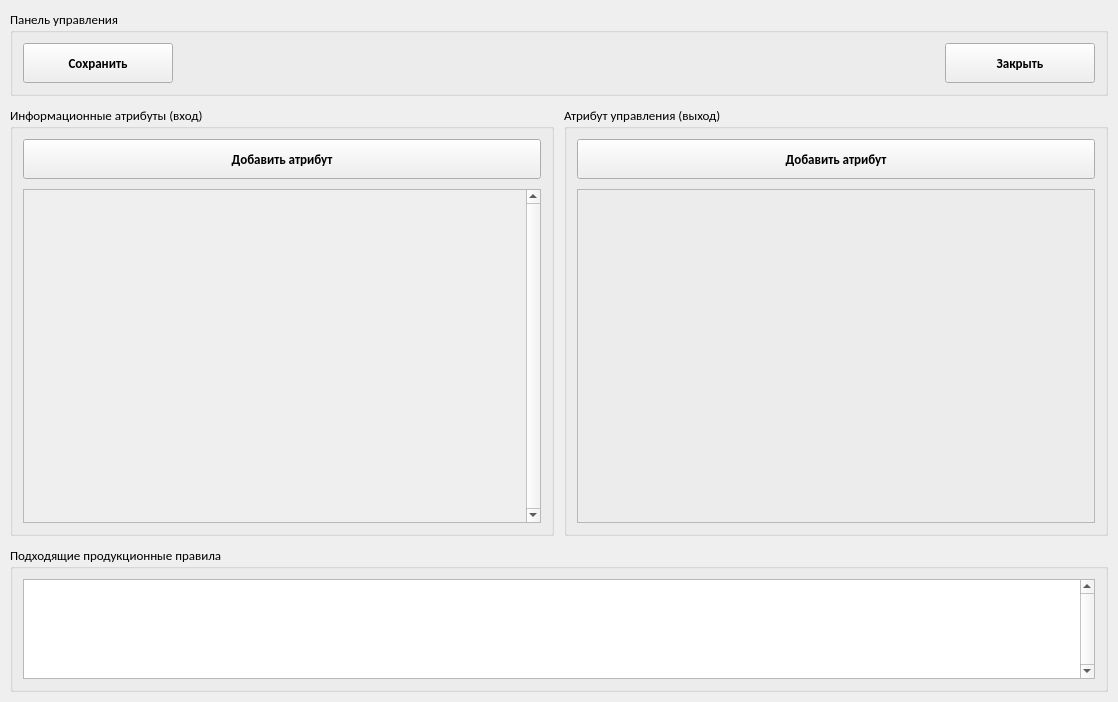
Before: the Qt Designer form ui/controller_window.ui in WeeIIer/knowledge_representation-lab_2, drawn with Qt 5.
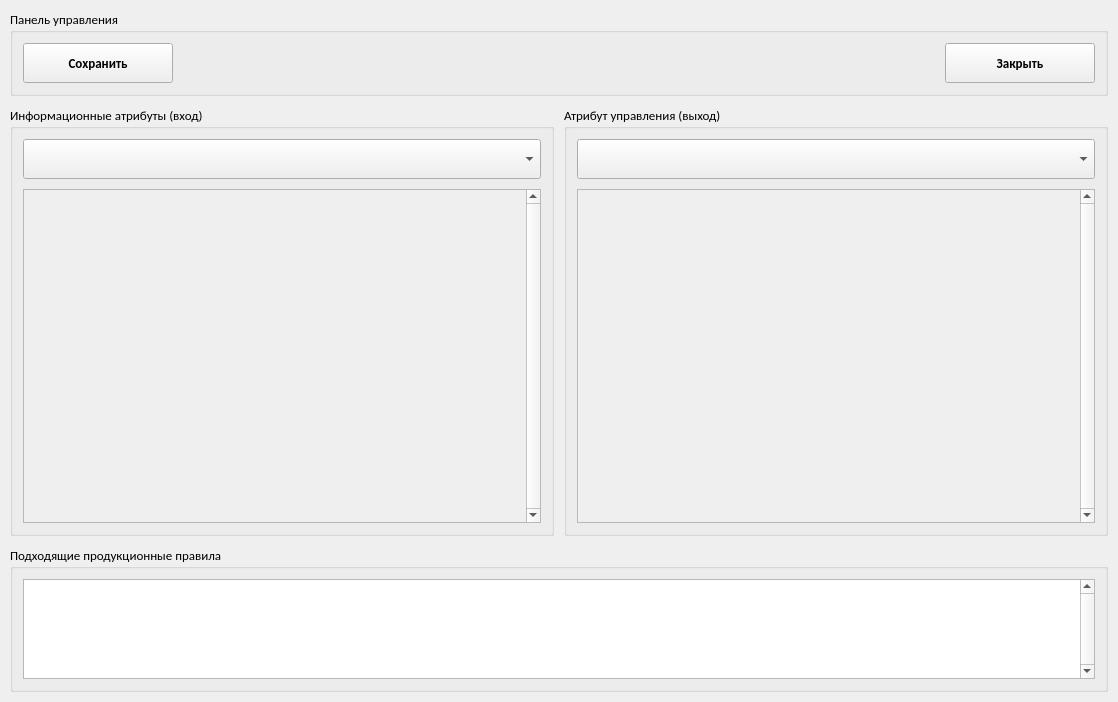
After: the same form once the commit is applied.

Commit message: feat: Создать классы для работы с атрибутами НР в интерфейсе

Patch:
```diff
--- a/ui/controller_window.ui
+++ b/ui/controller_window.ui
@@ -203,37 +203,16 @@
          <number>10</number>
         </property>
         <item>
-         <widget class="QPushButton" name="button_add_attribute">
-          <property name="sizePolicy">
-           <sizepolicy hsizetype="Minimum" vsizetype="Fixed">
-            <horstretch>0</horstretch>
-            <verstretch>0</verstretch>
-           </sizepolicy>
-          </property>
+         <widget class="QComboBox" name="combo_add_attribute">
           <property name="minimumSize">
            <size>
-            <width>150</width>
+            <width>0</width>
             <height>40</height>
            </size>
           </property>
-          <property name="font">
-           <font>
-            <weight>75</weight>
-            <bold>true</bold>
-           </font>
-          </property>
           <property name="cursor">
            <cursorShape>PointingHandCursor</cursorShape>
           </property>
-          <property name="text">
-           <string>Добавить атрибут</string>
-          </property>
-          <property name="iconSize">
-           <size>
-            <width>24</width>
-            <height>24</height>
-           </size>
-          </property>
          </widget>
         </item>
         <item>
@@ -329,6 +308,9 @@
               <property name="orientation">
                <enum>Qt::Vertical</enum>
               </property>
+              <property name="sizeType">
+               <enum>QSizePolicy::Expanding</enum>
+              </property>
               <property name="sizeHint" stdset="0">
                <size>
                 <width>20</width>
@@ -372,54 +354,72 @@
          <number>10</number>
         </property>
         <item>
-         <widget class="QPushButton" name="button_add_output_attribute">
-          <property name="sizePolicy">
-           <sizepolicy hsizetype="Minimum" vsizetype="Fixed">
-            <horstretch>0</horstretch>
-            <verstretch>0</verstretch>
-           </sizepolicy>
-          </property>
+         <widget class="QComboBox" name="combo_add_output_attribute">
           <property name="minimumSize">
            <size>
-            <width>150</width>
+            <width>0</width>
             <height>40</height>
            </size>
           </property>
-          <property name="font">
-           <font>
-            <weight>75</weight>
-            <bold>true</bold>
-           </font>
-          </property>
           <property name="cursor">
            <cursorShape>PointingHandCursor</cursorShape>
           </property>
-          <property name="text">
-           <string>Добавить атрибут</string>
-          </property>
-          <property name="iconSize">
-           <size>
-            <width>24</width>
-            <height>24</height>
-           </size>
-          </property>
          </widget>
         </item>
         <item>
-         <widget class="QFrame" name="frame">
-          <property name="sizePolicy">
-           <sizepolicy hsizetype="Expanding" vsizetype="Expanding">
-            <horstretch>0</horstretch>
-            <verstretch>0</verstretch>
-           </sizepolicy>
+         <widget class="QScrollArea" name="scroll_output_attribute">
+          <property name="minimumSize">
+           <size>
+            <width>0</width>
+            <height>0</height>
+           </size>
+          </property>
+          <property name="maximumSize">
+           <size>
+            <width>16777215</width>
+            <height>16777215</height>
+           </size>
+          </property>
+          <property name="font">
+           <font>
+            <family>Calibri</family>
+            <pointsize>10</pointsize>
+           </font>
+          </property>
+          <property name="layoutDirection">
+           <enum>Qt::LeftToRight</enum>
+          </property>
+          <property name="styleSheet">
+           <string notr="true"/>
           </property>
           <property name="frameShape">
            <enum>QFrame::StyledPanel</enum>
           </property>
-          <property name="frameShadow">
-           <enum>QFrame::Sunken</enum>
+          <property name="verticalScrollBarPolicy">
+           <enum>Qt::ScrollBarAlwaysOn</enum>
           </property>
-          <layout class="QVBoxLayout" name="verticalLayout">
+          <property name="horizontalScrollBarPolicy">
+           <enum>Qt::ScrollBarAlwaysOff</enum>
+          </property>
+          <property name="widgetResizable">
+           <bool>true</bool>
+          </property>
+          <property name="alignment">
+           <set>Qt::AlignLeading|Qt::AlignLeft|Qt::AlignVCenter</set>
+          </property>
+          <widget class="QWidget" name="scrollAreaWidgetContents_3">
+           <property name="geometry">
+            <rect>
+             <x>0</x>
+             <y>0</y>
+             <width>502</width>
+             <height>357</height>
+            </rect>
+           </property>
+           <property name="autoFillBackground">
+            <bool>true</bool>
+           </property>
+           <layout class="QVBoxLayout" name="verticalLayout_7">
            <property name="spacing">
             <number>0</number>
            </property>
@@ -459,15 +459,19 @@
              <property name="orientation">
               <enum>Qt::Vertical</enum>
              </property>
+              <property name="sizeType">
+               <enum>QSizePolicy::Expanding</enum>
+              </property>
              <property name="sizeHint" stdset="0">
               <size>
                <width>20</width>
-               <height>334</height>
+                <height>40</height>
               </size>
              </property>
             </spacer>
            </item>
           </layout>
+          </widget>
          </widget>
         </item>
        </layout>
```
Lines whose indentation alone changed are shown as unchanged. The commit also changes 5 other files.
